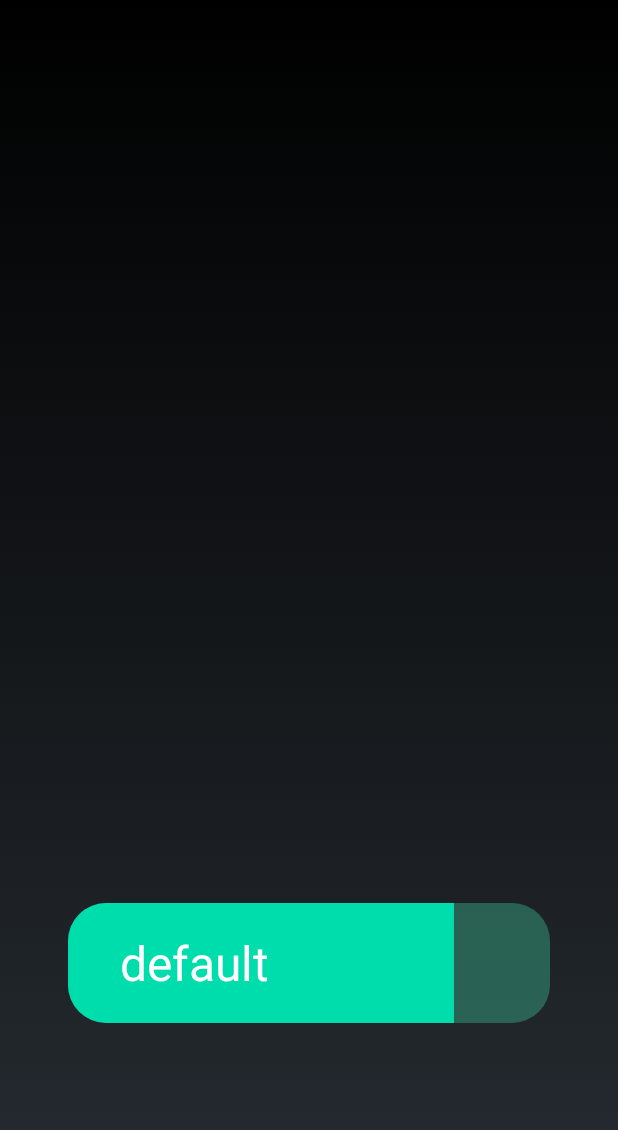
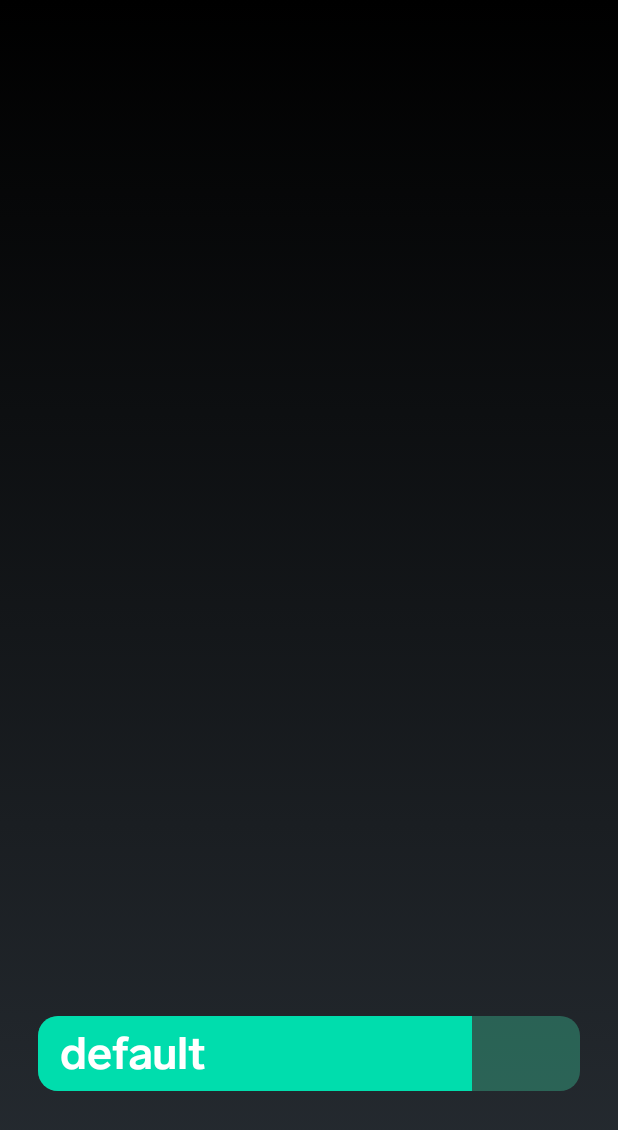
Before and after one commit to lobe/android-bootstrap, an Android app: the layout activity_main.xml on its own in the app's theme, with its tools: preview values and no code run, on a phone screen of 412 x 824 dp. Shown: the top 1130 px of the screen. Run offline under Robolectric (Android 15) with nearby library versions, the phone set to English and light mode, and no system bars.

Commit message:
polishing, fonts

```diff
--- a/lobe_android/app/src/main/res/drawable/greenprogress.xml
+++ b/lobe_android/app/src/main/res/drawable/greenprogress.xml
@@ -2,7 +2,7 @@
 <layer-list xmlns:android="http://schemas.android.com/apk/res/android">
     <item android:id="@android:id/background">
         <shape>
-            <corners android:radius="25dip" />
+            <corners android:radius="13dip" />
             <gradient
                 android:angle="270"
                 android:endColor="#8833987A"
@@ -13,7 +13,7 @@
     <item android:id="@android:id/secondaryProgress">
         <clip>
             <shape>
-                <corners android:radius="25dip" />
+                <corners android:radius="13dip" />
                 <gradient
                     android:angle="270"
                     android:centerColor="#80ffb600"
@@ -26,7 +26,7 @@
     <item android:id="@android:id/progress">
         <clip>
             <shape>
-                <corners android:radius="25dip" />
+                <corners android:radius="13dip" />
                 <gradient
                     android:angle="270"
                     android:endColor="#00DDAD"
--- /dev/null
+++ b/lobe_android/app/src/main/res/font/labgrotesque.xml
@@ -0,0 +1,7 @@
+<?xml version="1.0" encoding="utf-8"?>
+<font-family xmlns:android="http://schemas.android.com/apk/res/android">
+    <font
+        android:fontStyle="normal"
+        android:fontWeight="400"
+        android:font="@font/labgrotesquebold" />
+</font-family>
--- a/lobe_android/app/src/main/res/layout/activity_main.xml
+++ b/lobe_android/app/src/main/res/layout/activity_main.xml
@@ -76,31 +76,32 @@ android:background="#00000000">
 
     <TextView
         android:id="@+id/textView"
-        android:layout_height="80dp"
+        android:layout_height="50dp"
         android:layout_width="match_parent"
-        android:layout_marginTop="560dp"
-        android:layout_marginBottom="100dp"
-        android:layout_marginLeft="80dp"
-        android:layout_marginRight="80dp"
+        android:layout_marginTop="620dp"
+        android:layout_marginBottom="40dp"
+        android:layout_marginLeft="40dp"
+        android:layout_marginRight="40dp"
         android:elevation="1dp"
         android:gravity="center|left"
         android:text="default"
         android:textColor="@android:color/white"
-        android:textSize="32sp"
+        android:textSize="30sp"
         app:layout_constraintBottom_toBottomOf="parent"
         app:layout_constraintEnd_toEndOf="parent"
         app:layout_constraintStart_toStartOf="@+id/relativeLayout"
-        app:layout_constraintTop_toTopOf="@+id/relativeLayout" />
+        app:layout_constraintTop_toTopOf="@+id/relativeLayout"
+        android:fontFamily="@font/labgrotesque"/>
 
     <ProgressBar
         android:id="@+id/ProgressBar"
         style="?android:attr/progressBarStyleHorizontal"
         android:layout_width="match_parent"
-        android:layout_height="80dp"
-        android:layout_marginTop="560dp"
-        android:layout_marginBottom="100dp"
-        android:layout_marginLeft="45dp"
-        android:layout_marginRight="45dp"
+        android:layout_height="50dp"
+        android:layout_marginTop="620dp"
+        android:layout_marginBottom="40dp"
+        android:layout_marginLeft="25dp"
+        android:layout_marginRight="25dp"
         android:indeterminate="false"
         android:progress="80"
         android:progressDrawable="@drawable/greenprogress"
```
Also changed, not shown: lobe_android/app/src/main/res/font/labgrotesquebold.ttf (added). Lines whose indentation alone changed are shown as unchanged.
